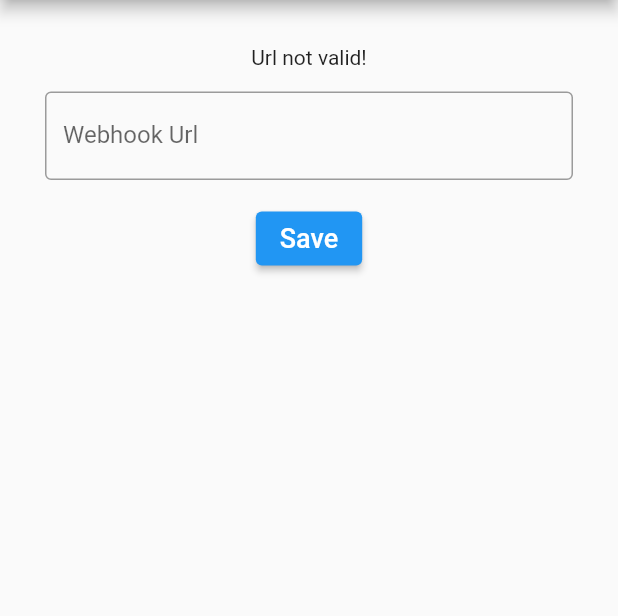
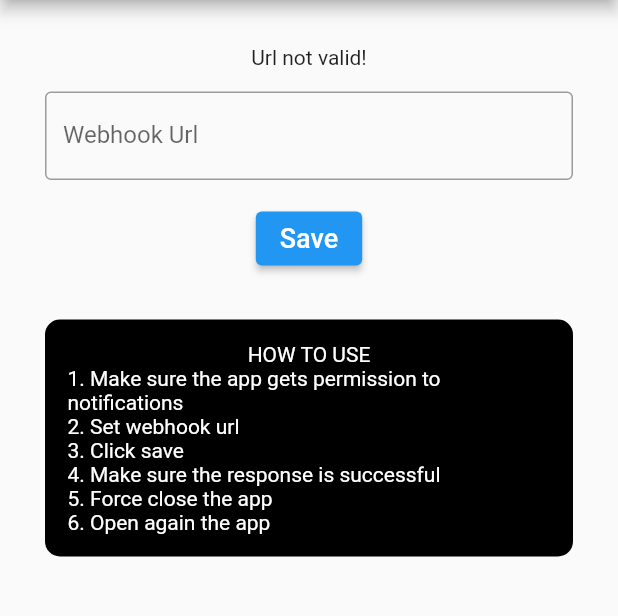
Before and after one commit to salismazaya/notification-listener, a Flutter app: the screen it shows after launch, after a tap on "Save", on a phone screen of 412 x 824 dp, the part 84-700 px from its top. Run offline on Flutter 3.47's test engine with Material 2 defaults, Android fonts, the light colour scheme and no system bars; our stand-ins replace flutter_secure_storage; missing offline and left inert: flutter_background_service, flutter_background_service_android, notifications.

Commit message:
fix some error

```diff
--- a/lib/listener.dart
+++ b/lib/listener.dart
@@ -4,11 +4,12 @@ import 'package:notifications/notifications.dart';
 import 'package:flutter_background_service/flutter_background_service.dart';
 import 'package:flutter_background_service_android/flutter_background_service_android.dart';
 import 'package:http/http.dart' as http;
-import 'storage.dart';
+import 'package:notification_listener/storage.dart';
 import 'dart:async';
 import 'dart:io';
 import 'dart:convert';
 
+@pragma('vm:entry-point')
 class MyHttpOverrides extends HttpOverrides {
   @override
   HttpClient createHttpClient(SecurityContext? context) {
@@ -20,6 +21,7 @@ class MyHttpOverrides extends HttpOverrides {
 
 MyHttpOverrides _httpOverrid = MyHttpOverrides();
 
+@pragma('vm:entry-point')
 void onData(NotificationEvent event) async {
   HttpOverrides.global = _httpOverrid;
   var storage = getStorage();
@@ -38,6 +40,7 @@ void onData(NotificationEvent event) async {
   } catch (e) {}
 }
 
+@pragma('vm:entry-point')
 Future<void> onStart(ServiceInstance service) async {
   Notifications? _notifications;
   StreamSubscription<NotificationEvent>? _subscription;
--- a/lib/main.dart
+++ b/lib/main.dart
@@ -6,10 +6,9 @@ import 'package:flutter_secure_storage/flutter_secure_storage.dart';
 import 'package:flutter_background_service/flutter_background_service.dart';
 import 'package:flutter_background_service_android/flutter_background_service_android.dart';
 import 'package:http/http.dart' as http;
-import 'listener.dart';
-import 'storage.dart';
-
-import 'utils.dart';
+import 'package:notification_listener/listener.dart';
+import 'package:notification_listener/storage.dart';
+import 'package:notification_listener/utils.dart';
 import 'dart:async';
 
 // this will be used as notification channel id
@@ -115,6 +114,23 @@ class _MyAppState extends State<MyApp> {
                       style: TextStyle(fontSize: 18),
                     ),
                   ),
+                ),
+                Container(
+                  decoration: BoxDecoration(
+                      color: Colors.black,
+                      borderRadius: BorderRadius.circular(10)),
+                  margin: EdgeInsets.only(top: 30),
+                  child: Padding(
+                      padding: EdgeInsets.all(15),
+                      child: Column(children: [
+                        Text(
+                          "HOW TO USE",
+                          style: TextStyle(color: Colors.white),
+                        ),
+                        Text(
+                            """1. Make sure the app gets permission to notifications\n2. Set webhook url\n3. Click save\n4. Make sure the response is successful\n5. Force close the app\n6. Open again the app""",
+                            style: TextStyle(color: Colors.white))
+                      ])),
                 )
               ],
             ),
--- a/pubspec.yaml
+++ b/pubspec.yaml
@@ -17,7 +17,7 @@ publish_to: 'none' # Remove this line if you wish to publish to pub.dev
 # https://developer.apple.com/library/archive/documentation/General/Reference/InfoPlistKeyReference/Articles/CoreFoundationKeys.html
 # In Windows, build-name is used as the major, minor, and patch parts
 # of the product and file versions while build-number is used as the build suffix.
-version: 1.0.0+1
+version: 1.0.1
 
 environment:
   sdk: '>=2.18.6 <3.0.0'
```
Also changed, not shown: 1 other file.
